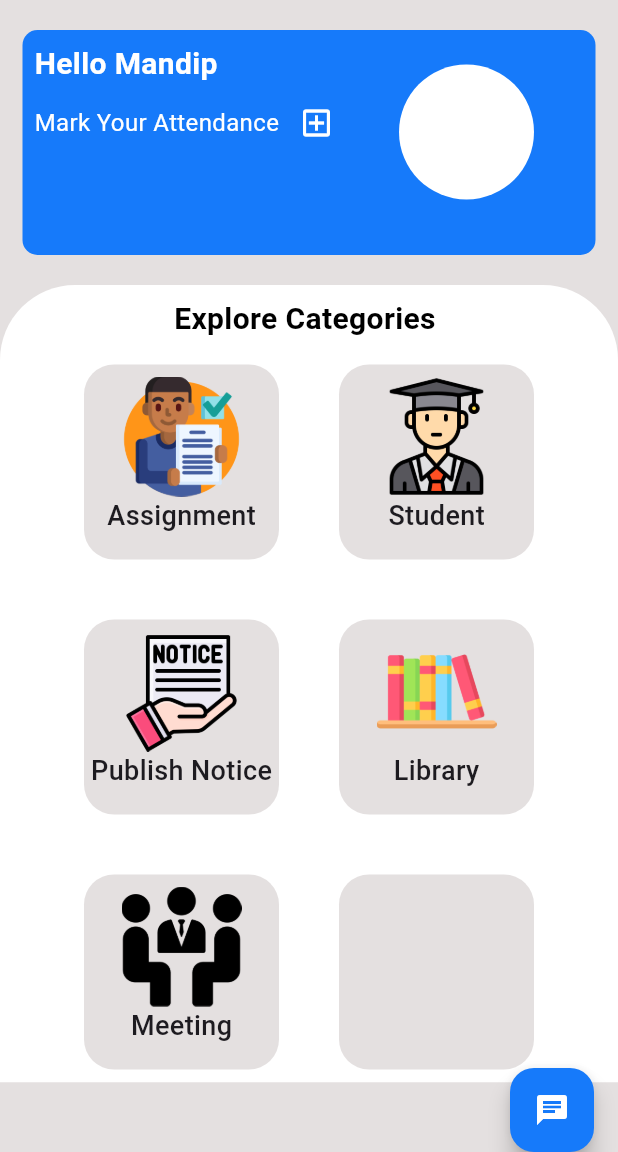
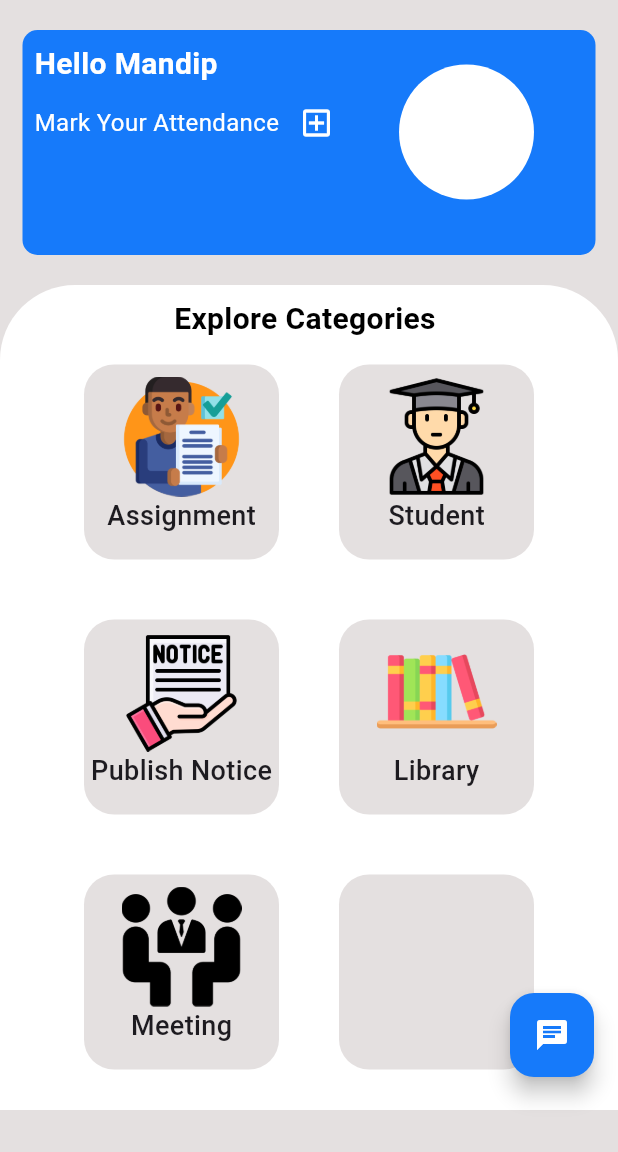
Before and after one commit to Mandipgit/College-Management-System, a Flutter app: the screen it shows after launch, on a phone screen of 412 x 824 dp, the part 84-1236 px from its top. Run offline on Flutter 3.47's test engine with Material 3 defaults, Android fonts, the phone set to English and light mode, and no system bars.

Commit message:
Quick Update

```diff
--- a/lib/Dashhboard/dashboard.dart
+++ b/lib/Dashhboard/dashboard.dart
@@ -19,9 +19,12 @@ class _DashboardpageState extends State<Dashboardpage> {
   bool iconChecked = false;
   bool isFABpressed=false;
 
+
   Widget buildChatButton(){
     return !isFABpressed?
-    FloatingActionButton(
+    Padding(
+      padding: const EdgeInsets.only(bottom:50,),
+      child: FloatingActionButton(
          backgroundColor: blueColor,
       child:Icon((Icons.chat),
       color: Colors.white,
@@ -30,21 +33,59 @@ class _DashboardpageState extends State<Dashboardpage> {
         setState(() {
           isFABpressed=!isFABpressed;
         });
-      }):SizedBox(
+        }),
+    ):Padding(
+      padding: const EdgeInsets.only(bottom: 50),
+      child: Row(
+          mainAxisAlignment: MainAxisAlignment.end,
+          crossAxisAlignment: CrossAxisAlignment.end,
+          children: [
+            SizedBox(
               height:150,
               child: FloatingActionButton.extended(
+                backgroundColor: blueColor,
+                foregroundColor: Colors.white,
                 label:Column(
               children: [
                 TextButton(onPressed: (){}, child:
-          Text("Parents")
+                Text("Parents",
+                style: TextStyle(
+                  color: Colors.white,
+                  fontSize: 15,
+                  fontWeight: FontWeight.w600,
                 ),
-          TextButton(onPressed: (){}, child: Text("Teachers")),
-          TextButton(onPressed: (){}, child: Text("Administrator"))
+                )
+                ),
+                TextButton(onPressed: (){}, child: Text("Teachers",
+                style: TextStyle(
+                  color: Colors.white,
+                  fontSize: 15,
+                  fontWeight: FontWeight.w600,
+                ),)),
+                TextButton(onPressed: (){}, child: Text("Administrator",
+                style: TextStyle(
+                  color: Colors.white,
+                  fontSize: 15,
+                  fontWeight: FontWeight.w600,
+                ),))
               ],
                   ),
                   onPressed: (){
 
                   }
+                ),
+            ),
+            const SizedBox(width:10),
+            FloatingActionButton(
+              backgroundColor: blueColor,
+              foregroundColor: Colors.white,
+                child: Icon(Icons.close),
+                onPressed:(){
+                  setState(() {
+                    isFABpressed=false;
+                  });
+                }),
+          ],
         ),
     );
   }
@@ -54,7 +95,7 @@ class _DashboardpageState extends State<Dashboardpage> {
    return SafeArea(
       child: Scaffold(
         floatingActionButton: buildChatButton(),
-        floatingActionButtonLocation: isFABpressed?(FloatingActionButtonLocation.centerFloat):(FloatingActionButtonLocation.endDocked),
+        floatingActionButtonLocation: FloatingActionButtonLocation.endDocked,
         backgroundColor: greyColor,
         appBar: AppBar(
           title: Text(
@@ -202,7 +243,8 @@ class _DashboardpageState extends State<Dashboardpage> {
           Padding(
             padding: const EdgeInsets.only(top: 20),
             child: Container(
-              height: MediaQuery.of(context).size.height * 0.645,
+              height: MediaQuery.of(context).size.height -274,
+
               width: double.maxFinite,
               decoration: BoxDecoration(
                 borderRadius: BorderRadius.only(
```
Lines whose indentation alone changed are shown as unchanged.
